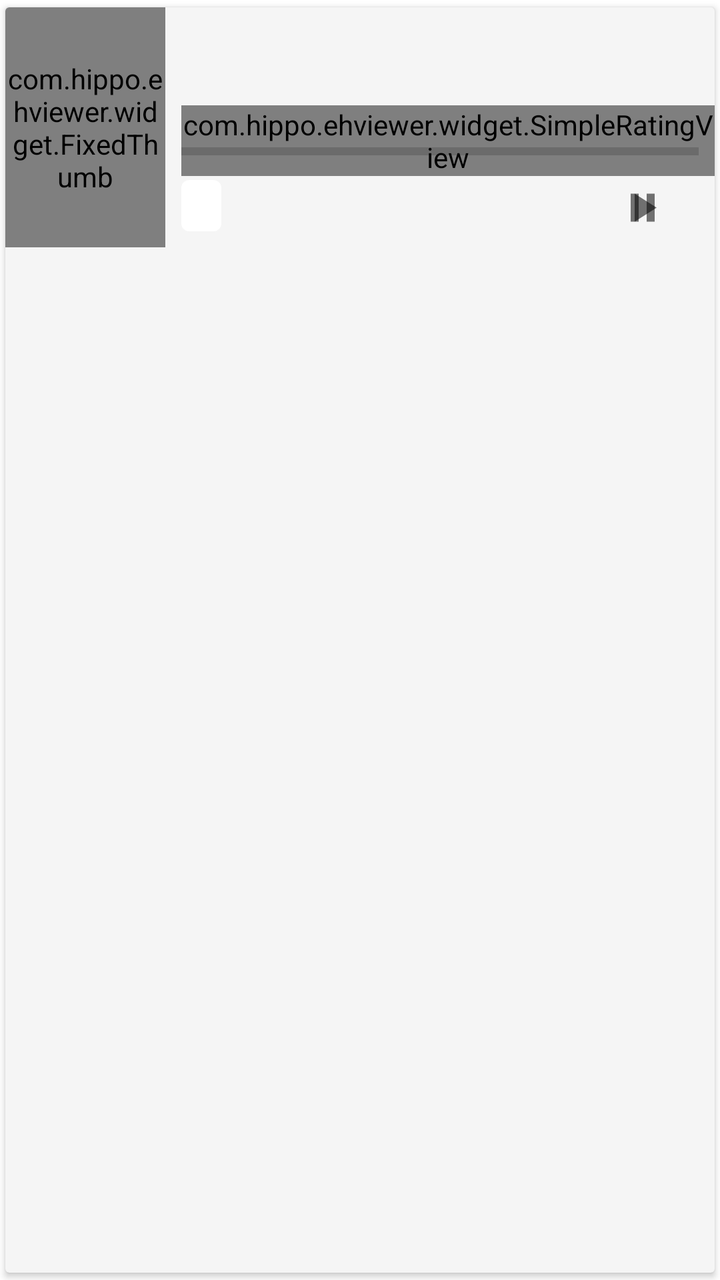
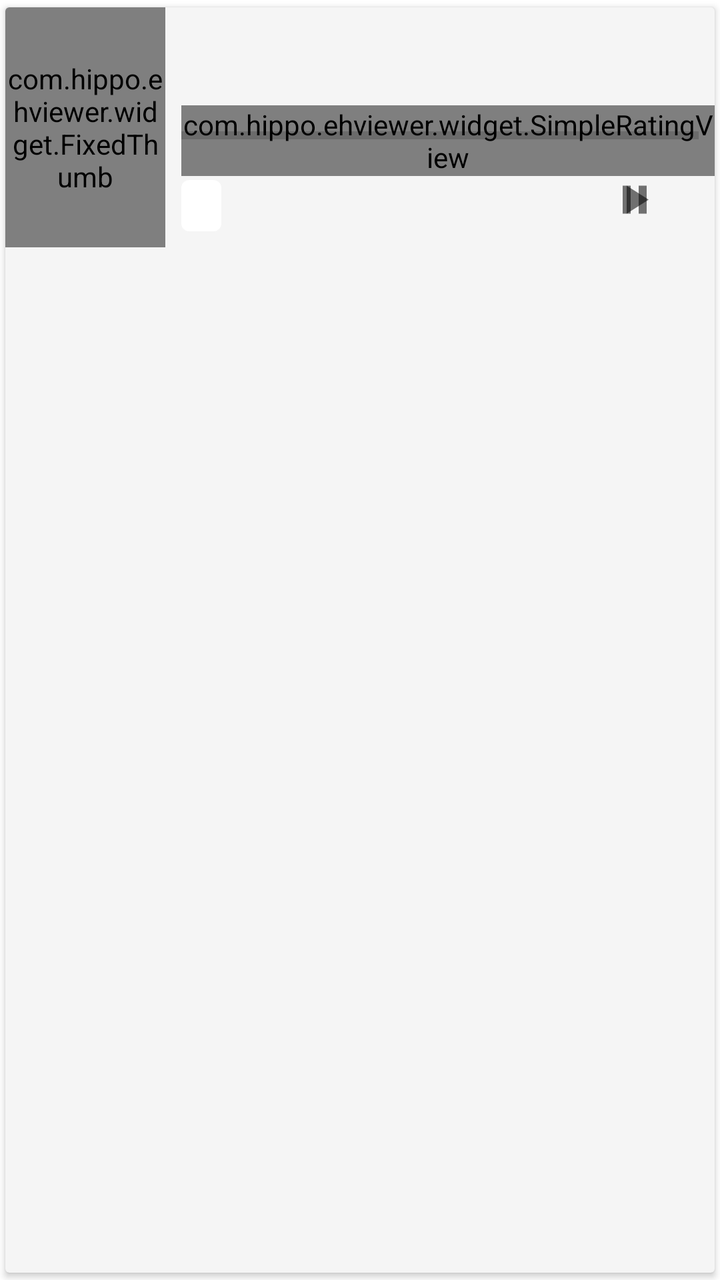

An Android layout rendered at two revisions. The XML below is the earlier revision; the diff shows what the commit changed to produce the second picture.
<!-- AndroidManifest.xml: application theme AppTheme -->
<!-- res/layout/item_download.xml -->
<?xml version="1.0" encoding="utf-8"?>
<androidx.cardview.widget.CardView
    xmlns:android="http://schemas.android.com/apk/res/android"
    xmlns:tools="http://schemas.android.com/tools"
    xmlns:app="http://schemas.android.com/apk/res-auto"
    android:layout_width="match_parent"
    android:layout_height="wrap_content"
    android:layout_margin="2dp"
    style="@style/CardView.Reactive">

    <LinearLayout
        android:layout_width="match_parent"
        android:layout_height="wrap_content"
        android:orientation="horizontal">
        <RelativeLayout
            android:layout_width="match_parent"
            android:layout_height="wrap_content">

            <com.hippo.ehviewer.widget.FixedThumb
                android:id="@+id/thumb"
                android:layout_width="@dimen/gallery_list_thumb_width"
                android:layout_height="@dimen/gallery_list_thumb_height"
                app:retryType="longClick"
                app:minAspect="0.333"
                app:maxAspect="1.333"/>


            <TextView
                android:id="@+id/title"
                style="@style/CardTitle"
                android:layout_width="wrap_content"
                android:layout_height="wrap_content"
                android:layout_alignParentTop="true"
                android:layout_marginStart="8dp"
                android:layout_marginEnd="8dp"
                android:layout_marginTop="4dp"
                android:layout_toEndOf="@id/thumb"/>

            <TextView
                android:id="@+id/uploader"
                style="@style/CardMessage"
                android:layout_width="wrap_content"
                android:layout_height="wrap_content"
                android:layout_alignStart="@id/title"
                android:layout_below="@id/title"
                android:layout_marginTop="2dp"/>

            
            <com.hippo.ehviewer.widget.SimpleRatingView
                android:id="@+id/rating"
                android:layout_width="wrap_content"
                android:layout_height="wrap_content"
                android:layout_alignStart="@id/title"
                android:layout_above="@id/source_server"
                android:layout_marginBottom="2dp"/>

            <TextView
                android:id="@+id/source_server"
                android:layout_width="wrap_content"
                android:layout_height="wrap_content"
                android:layout_alignStart="@id/title"
                android:layout_alignBottom="@id/thumb"
                android:layout_marginBottom="8dp"
                android:background="@drawable/lrr_server_badge_bg"
                android:paddingStart="10dp"
                android:paddingEnd="10dp"
                android:paddingTop="4dp"
                android:paddingBottom="4dp"
                android:maxWidth="140dp"
                android:maxLines="1"
                android:ellipsize="end"
                android:fontFamily="sans-serif-medium"
                android:textSize="13sp"
                android:textAllCaps="true"
                android:letterSpacing="0.04" />

            <TextView
                android:id="@+id/category"
                style="@style/CardMessage"
                android:layout_width="wrap_content"
                android:layout_height="wrap_content"
                android:layout_alignStart="@id/title"
                android:layout_alignBottom="@id/thumb"
                android:layout_marginBottom="8dp"
                android:paddingBottom="2dp"
                android:paddingStart="8dp"
                android:paddingEnd="8dp"
                android:paddingTop="2dp"
                android:textColor="@android:color/white"
                android:textAllCaps="true"/>

            <TextView
                android:id="@+id/read_progress"
                style="@style/ReadProgress"
                android:layout_width="wrap_content"
                android:layout_height="wrap_content"
                android:layout_alignBottom="@id/thumb"
                android:layout_toEndOf="@id/category"
                android:layout_marginBottom="8dp"
                android:paddingStart="8dp"
                android:paddingTop="2dp"
                android:paddingEnd="8dp"
                android:paddingBottom="2dp"
                android:textAllCaps="true" />

            <FrameLayout
                android:id="@+id/actions"
                android:layout_width="wrap_content"
                android:layout_height="wrap_content"
                android:layout_alignBottom="@+id/thumb"
                android:layout_alignParentEnd="true"
                android:paddingEnd="8dp"
                tools:ignore="RtlSymmetry">

                <ImageView
                    android:id="@+id/start"
                    android:layout_width="40dp"
                    android:layout_height="40dp"
                    android:padding="8dp"
                    android:layout_marginEnd="8dp"
                    android:contentDescription="@string/cd_start_download"
                    app:srcCompat="@drawable/v_play_x24"/>

                <ImageView
                    android:id="@+id/stop"
                    android:layout_width="40dp"
                    android:layout_height="40dp"
                    android:padding="8dp"
                    android:contentDescription="@string/cd_stop_download"
                    app:srcCompat="@drawable/v_pause_x24"/>

            </FrameLayout>

            <TextView
                android:id="@+id/state"
                android:layout_width="wrap_content"
                android:layout_height="wrap_content"
                android:layout_above="@id/actions"
                android:layout_marginBottom="4dp"
                android:layout_alignParentEnd="true"
                android:paddingEnd="16dp"
                tools:ignore="RtlSymmetry"
                android:textColor="?attr/textColorThemeAccent"/>

            <ProgressBar
                android:id="@+id/progress_bar"
                style="?android:attr/progressBarStyleHorizontal"
                android:layout_width="match_parent"
                android:layout_height="wrap_content"
                android:layout_alignStart="@id/title"
                android:layout_marginEnd="8dp"
                android:layout_above="@id/actions"
                android:indeterminate="false"/>

            <TextView
                android:id="@+id/percent"
                android:layout_width="wrap_content"
                android:layout_height="wrap_content"
                android:layout_above="@id/progress_bar"
                android:layout_alignStart="@id/title"
                android:textSize="@dimen/text_super_small"/>

            <TextView
                android:id="@+id/speed"
                android:layout_width="wrap_content"
                android:layout_height="wrap_content"
                android:layout_above="@id/progress_bar"
                android:layout_alignParentEnd="true"
                android:layout_marginEnd="8dp"
                android:textSize="@dimen/text_super_small"/>

        </RelativeLayout>

    </LinearLayout>
</androidx.cardview.widget.CardView>
<!-- resources referenced by this layout -->
<resources>
  <dimen name="gallery_list_thumb_height">120dp</dimen>
  <dimen name="gallery_list_thumb_width">80dp</dimen>
  <dimen name="text_super_small">12sp</dimen>
  <string name="cd_start_download">Start download</string>
  <string name="cd_stop_download">Stop download</string>
  <style name="CardView.Reactive" parent="CardView.Normal">
          <item name="cardBackgroundColor">?attr/contentColorReactive</item>
      </style>
  <style name="AppTheme" parent="BaseTheme">
          <item name="android:windowBackground">@color/white</item>
      </style>
  <string name="pd_pause" translatable="false">M14,19.14H18V5.14H14M6,19.14H10V5.14H6V19.14Z</string>
  <string name="pd_play" translatable="false">M8,5.14V19.14L19,12.14L8,5.14Z</string>
  <style name="TextAppearance.CardMessage">
          <item name="android:textSize">@dimen/text_small</item>
          <item name="android:textColor">?android:attr/textColorSecondary</item>
      </style>
  <style name="TextAppearance.CardTitle">
          <item name="android:textSize">@dimen/text_little_small</item>
          <item name="android:textColor">?android:attr/textColorPrimary</item>
      </style>
  <style name="TextAppearance.ReadProgress">
          <item name="android:textSize">@dimen/text_small</item>
          <item name="android:textColor">?android:attr/textColorPrimary</item>
      </style>
  <color name="white">#ffffffff</color>
  <dimen name="text_small">14sp</dimen>
  <dimen name="text_little_small">16sp</dimen>
  <color name="colorPrimary">@color/teal_500</color>
  <color name="popupWindow_background_light">#ffF2F2F2</color>
  <color name="colorPrimaryDark">@color/teal_700</color>
  <color name="colorAccent">@color/purple_a200</color>
  <style name="ActionBarStyle" parent="@style/Widget.AppCompat.ActionBar.Solid">
          <item name="background">?attr/toolbarColor</item>
      </style>
  <color name="divider_light">#20000000</color>
  <color name="loading_indicator_blue">#ff1d87e4</color>
  <color name="primary_drawable_light">#8a000000</color>
  <color name="secondary_drawable_light">#42000000</color>
  <color name="content_light">@color/grey_100</color>
  <color name="progress_light">@color/colorAccent</color>
  <color name="guide_bg">#e5009688</color>
  <color name="tag_group_background_light">@color/colorAccent</color>
  <color name="tag_background_light">@color/colorPrimary</color>
  <color name="lrr_server_badge_0_bg_light">#FBF3DB</color>
  <color name="lrr_server_badge_1_bg_light">#FAEBDD</color>
  <color name="lrr_server_badge_2_bg_light">#FBE4E4</color>
  <color name="lrr_server_badge_3_bg_light">#DDEBF1</color>
  <color name="lrr_server_badge_4_bg_light">#DDEDEA</color>
  <color name="lrr_server_badge_5_bg_light">#EAE4F2</color>
  <color name="lrr_server_badge_6_bg_light">#F4DFEB</color>
  <color name="lrr_server_badge_7_bg_light">#F4EEEE</color>
  <color name="lrr_server_badge_0_fg_light">#B17C00</color>
  <color name="lrr_server_badge_1_fg_light">#B05300</color>
  <color name="lrr_server_badge_2_fg_light">#C0392B</color>
  <color name="lrr_server_badge_3_fg_light">#0B6E99</color>
  <color name="lrr_server_badge_4_fg_light">#0F7B6C</color>
  <color name="lrr_server_badge_5_fg_light">#6940A5</color>
  <color name="lrr_server_badge_6_fg_light">#AD1A72</color>
  <color name="lrr_server_badge_7_fg_light">#6B4D3E</color>
  <color name="gallery_detail_button_background_light">@color/grey_100</color>
  <color name="colorLimitCountBg">#ff009688</color>
  <color name="shape_color_limits">@color/teal_500</color>
  <color name="home_shadow_color">@color/grey_350</color>
  <color name="icon_color">@color/grey_100</color>
  <color name="teal_500">#ff009688</color>
  <color name="teal_700">#ff00796b</color>
  <color name="purple_a200">#ffe040fb</color>
  <color name="grey_100">#fff5f5f5</color>
  <color name="grey_350">#ffcfcfcf</color>
  <!-- unchanged entries left out for length: 11 -->
</resources>

<!-- the commit's change to res/layout/item_download.xml (unified diff, before → after) -->
@@ -112,20 +112,21 @@
                 android:paddingEnd="8dp"
                 tools:ignore="RtlSymmetry">
 
+                
                 <ImageView
                     android:id="@+id/start"
-                    android:layout_width="40dp"
-                    android:layout_height="40dp"
-                    android:padding="8dp"
+                    android:layout_width="48dp"
+                    android:layout_height="48dp"
+                    android:padding="12dp"
                     android:layout_marginEnd="8dp"
                     android:contentDescription="@string/cd_start_download"
                     app:srcCompat="@drawable/v_play_x24"/>
 
                 <ImageView
                     android:id="@+id/stop"
-                    android:layout_width="40dp"
-                    android:layout_height="40dp"
-                    android:padding="8dp"
+                    android:layout_width="48dp"
+                    android:layout_height="48dp"
+                    android:padding="12dp"
                     android:contentDescription="@string/cd_stop_download"
                     app:srcCompat="@drawable/v_pause_x24"/>
 
